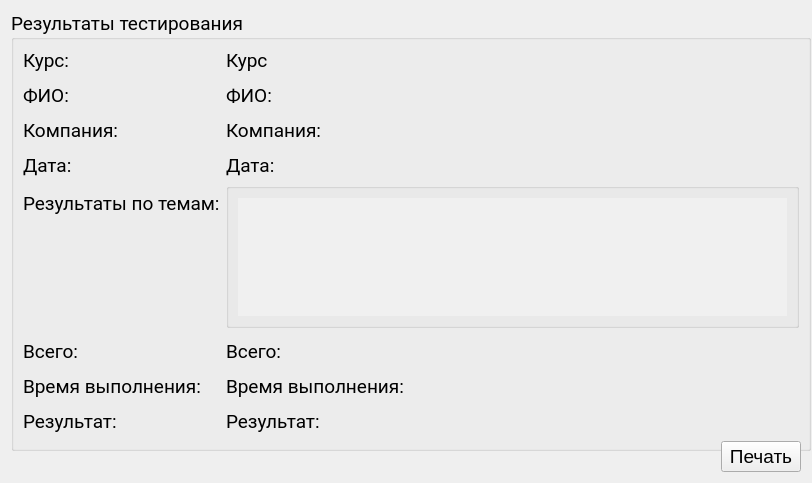
The window that fillresult.ui (Rayzedan/SystemControlStudent) describes before a commit, drawn with Qt 5.
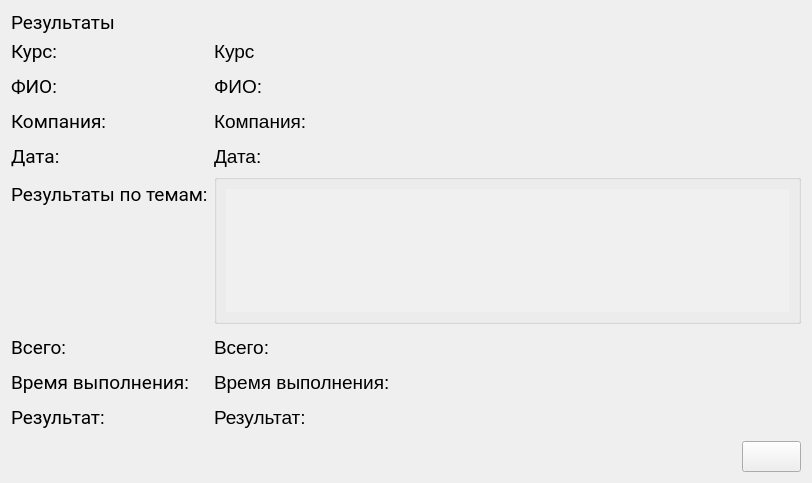
The same window after the commit. Icons and pictures are not drawn.

```diff
--- a/fillresult.ui
+++ b/fillresult.ui
@@ -38,35 +38,18 @@
   </property>
   <layout class="QVBoxLayout" name="verticalLayout">
    <item>
-    <widget class="QGroupBox" name="onprint">
-     <property name="sizePolicy">
-      <sizepolicy hsizetype="Fixed" vsizetype="Fixed">
-       <horstretch>0</horstretch>
-       <verstretch>0</verstretch>
-      </sizepolicy>
-     </property>
-     <property name="minimumSize">
-      <size>
-       <width>800</width>
-       <height>440</height>
-      </size>
-     </property>
-     <property name="maximumSize">
-      <size>
-       <width>800</width>
-       <height>440</height>
-      </size>
-     </property>
+    <widget class="QLabel" name="label">
      <property name="font">
       <font>
        <family>Roboto</family>
        <pointsize>14</pointsize>
       </font>
      </property>
-     <property name="title">
-      <string>Результаты тестирования</string>
+     <property name="text">
+      <string>Результаты</string>
      </property>
-     <layout class="QVBoxLayout" name="verticalLayout_2">
+    </widget>
+   </item>
       <item>
        <layout class="QFormLayout" name="formLayout">
         <item row="0" column="0">
@@ -222,6 +205,7 @@
             <widget class="QTableWidget" name="tableWidget">
              <property name="font">
               <font>
+            <family>Segoe UI</family>
                <pointsize>14</pointsize>
               </font>
              </property>
@@ -245,9 +229,6 @@
              </property>
             </widget>
            </item>
-           <item>
-            <layout class="QVBoxLayout" name="verticalLayout_3"/>
-           </item>
           </layout>
          </widget>
         </item>
@@ -368,9 +349,6 @@
         </item>
        </layout>
       </item>
-     </layout>
-    </widget>
-   </item>
    <item>
     <layout class="QHBoxLayout" name="horizontalLayout">
      <item>
@@ -388,9 +366,16 @@
      </item>
      <item>
       <widget class="QPushButton" name="pushButton">
-       <property name="text">
-        <string>Печать</string>
+       <property name="icon">
+        <iconset resource="resourses.qrc">
+         <normaloff>:/resourses/print.png</normaloff>:/resourses/print.png</iconset>
        </property>
+       <property name="iconSize">
+        <size>
+         <width>30</width>
+         <height>30</height>
+        </size>
+       </property>
       </widget>
      </item>
     </layout>
```
Left out of the diff: 4 changed lines with no effect on the pictures. Lines whose indentation alone changed are shown as unchanged.
